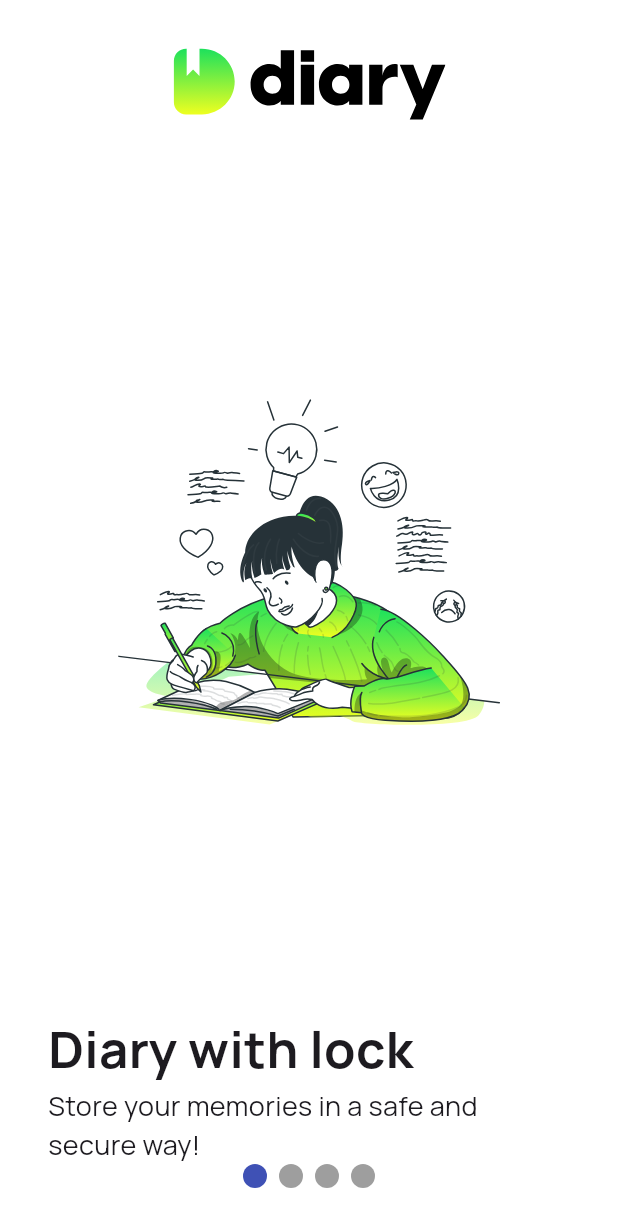
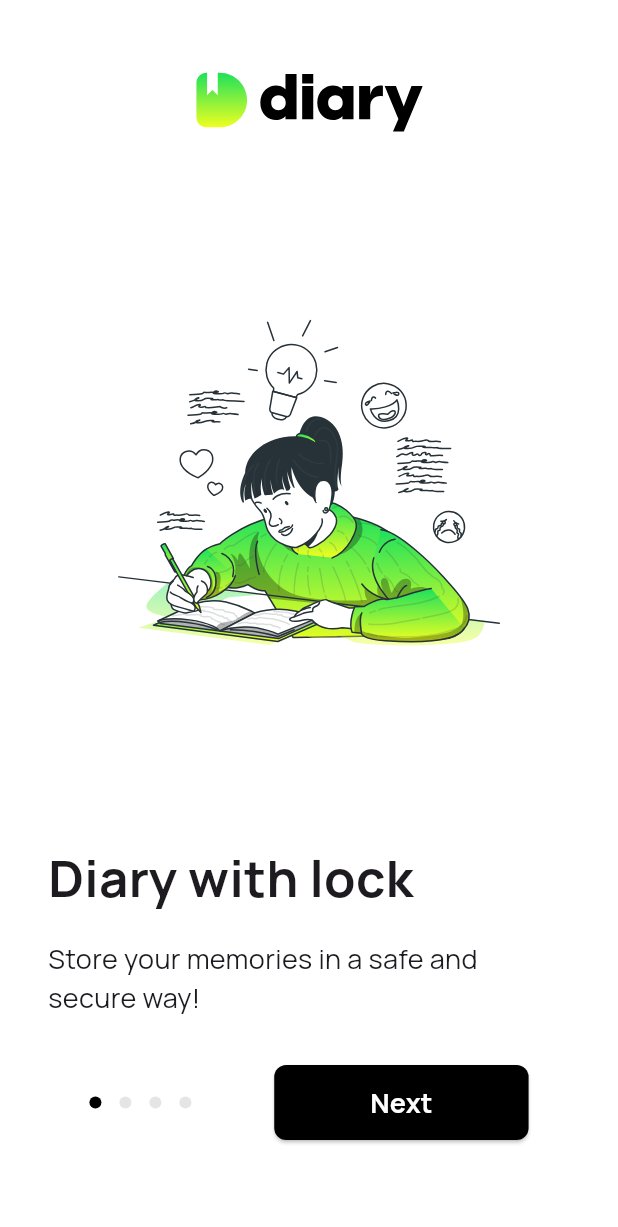
Before and after one commit to OlegNovosad/diary, a Flutter app: the screen it shows after launch, on a phone screen of 412 x 824 dp. Shown: the top 1227 px of the screen. Run offline on Flutter 3.47's test engine with Material 3 defaults, Android fonts, the phone set to English and light mode, and no system bars; drawn by our look-alikes of smooth_page_indicator; our stand-ins replace flutter_svg, google_fonts.

Commit message:
Onboarding design checkpoint

```diff
--- a/lib/main.dart
+++ b/lib/main.dart
@@ -13,8 +13,7 @@ class MainApp extends StatelessWidget {
   @override
   Widget build(BuildContext context) {
     return MaterialApp(
-      theme: ThemeData(fontFamily: GoogleFonts.manrope().fontFamily),
-      home: OnboardingScreen()
-    );
+        theme: ThemeData(fontFamily: GoogleFonts.manrope().fontFamily),
+        home: SplashScreen());
   }
 }
--- a/lib/onboarding_screen.dart
+++ b/lib/onboarding_screen.dart
@@ -7,11 +7,15 @@ class OnboardingScreen extends StatelessWidget {
 
   final controller = PageController();
 
+  static const steps = 4;
+
   static const titles = [
     "Diary with lock",
+    "Mood graph",
   ];
   static const descriptions = [
     "Store your memories in a safe and secure way!",
+    "We can show which part of the year kept you happy, sad or angry with cool graphs!",
   ];
 
   @override
@@ -19,32 +23,67 @@ class OnboardingScreen extends StatelessWidget {
     return Scaffold(
         backgroundColor: Colors.white,
         body: Padding(
-        padding: const EdgeInsets.all(32),
+          padding:
+              const EdgeInsets.only(left: 32, right: 32, top: 48, bottom: 64),
           child: Column(
             children: [
-            SvgPicture.asset('assets/images/logo.svg'),
+              SvgPicture.asset('assets/images/logo.svg', height: 40),
               Expanded(
                 child: PageView.builder(
                     controller: controller,
-                itemCount: 4,
+                    itemCount: steps,
                     itemBuilder: (context, index) {
                       return Column(
                         crossAxisAlignment: CrossAxisAlignment.stretch,
                         children: [
-                      Spacer(),
-                      SvgPicture.asset('assets/images/onboarding_${index+1}.svg'),
-                      Spacer(),
-                      Text(titles[index], style: TextStyle(fontSize: 34, fontWeight: FontWeight.bold)),
-                      Text(descriptions[index], style: TextStyle(fontSize: 18)),
+                          const Spacer(),
+                          SvgPicture.asset(
+                              'assets/images/onboarding_${index + 1}.svg'),
+                          const Spacer(),
+                          Text(titles[index],
+                              style: const TextStyle(
+                                  fontSize: 34, fontWeight: FontWeight.bold)),
+                          const SizedBox(height: 16),
+                          Text(descriptions[index],
+                              style: const TextStyle(fontSize: 18)),
                         ],
                       );
-                }
+                    }),
               ),
-            ),
-            SmoothPageIndicator(controller: controller, count: 4)
+              const SizedBox(height: 32),
+              Row(
+                mainAxisAlignment: MainAxisAlignment.spaceAround,
+                children: [
+                  SmoothPageIndicator(
+                      controller: controller,
+                      count: steps,
+                      effect: const WormEffect(
+                          dotWidth: 8,
+                          dotHeight: 8,
+                          spacing: 12,
+                          dotColor: Color(0xFFE5E5E5),
+                          activeDotColor: Colors.black)),
+                  ElevatedButton(
+                      style: ElevatedButton.styleFrom(
+                          padding: const EdgeInsets.symmetric(
+                              vertical: 12, horizontal: 64),
+                          shape: RoundedRectangleBorder(
+                              borderRadius: BorderRadius.circular(8)),
+                          backgroundColor: Colors.black),
+                      onPressed: () {
+                        controller.nextPage(
+                            duration: const Duration(milliseconds: 500),
+                            curve: Curves.easeInOut);
+                      },
+                      child: const Text("Next",
+                          style: TextStyle(
+                              color: Colors.white,
+                              fontSize: 18,
+                              fontWeight: FontWeight.bold)))
+                ],
+              )
             ],
           ),
-      )
-    );
+        ));
   }
 }
```
Lines whose indentation alone changed are shown as unchanged.
